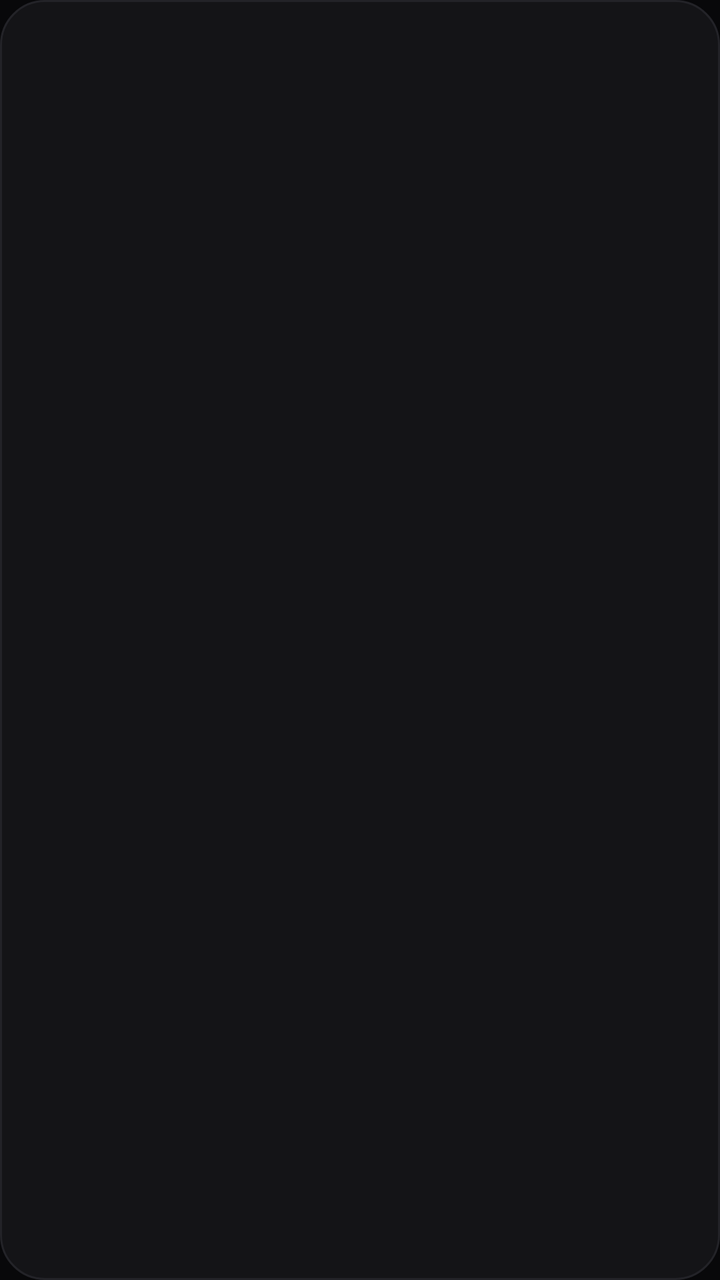
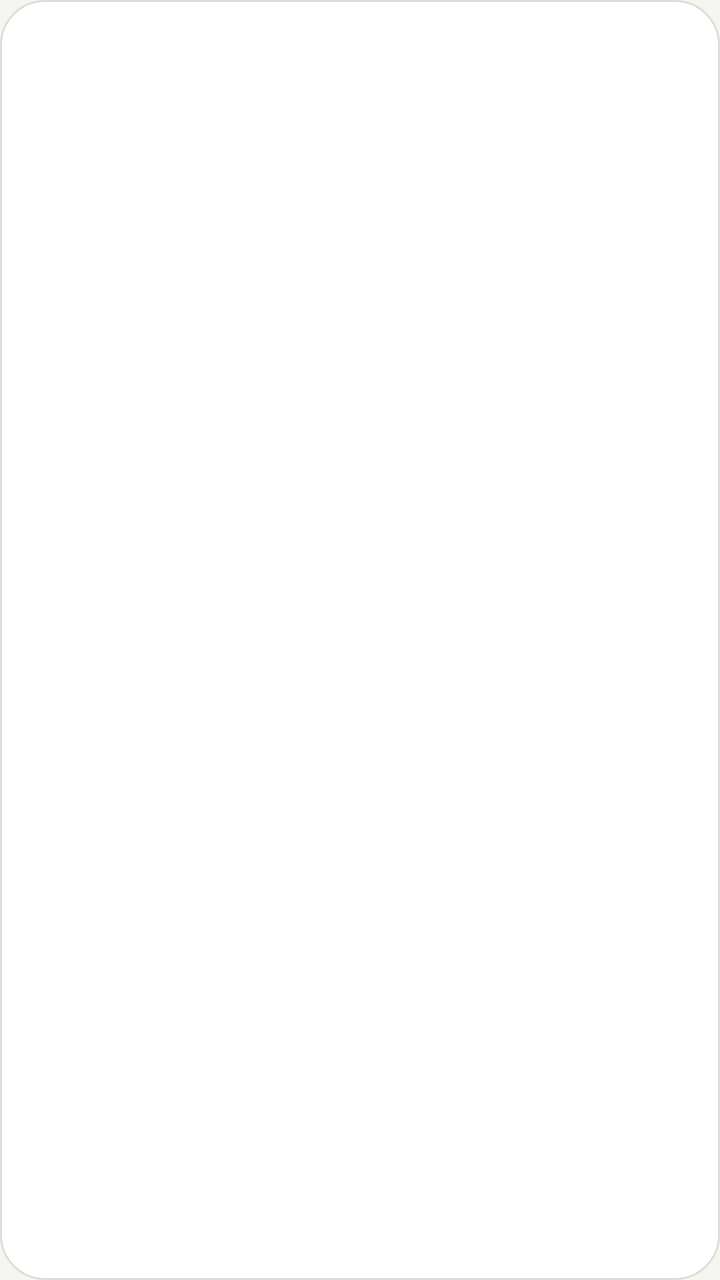

An Android layout rendered at two revisions. The XML below is the earlier revision; the diff shows what the commit changed to produce the second picture.
<!-- AndroidManifest.xml: application theme Theme.MemoCtrl -->
<!-- res/layout/widget_memo_item.xml -->
<?xml version="1.0" encoding="utf-8"?>
<LinearLayout xmlns:android="http://schemas.android.com/apk/res/android"
    android:id="@+id/item_root"
    android:layout_width="match_parent"
    android:layout_height="wrap_content"
    android:background="@drawable/widget_card"
    android:orientation="vertical"
    android:padding="12dp">

    <LinearLayout
        android:layout_width="match_parent"
        android:layout_height="wrap_content"
        android:gravity="center_vertical"
        android:orientation="horizontal">

        <TextView
            android:id="@+id/item_date"
            android:layout_width="wrap_content"
            android:layout_height="wrap_content"
            android:textColor="#FFA3A3AB"
            android:textSize="12sp" />

        <ImageView
            android:id="@+id/item_pin"
            android:layout_width="14dp"
            android:layout_height="14dp"
            android:layout_marginStart="6dp"
            android:contentDescription="@string/pinned"
            android:src="@drawable/ic_widget_pin"
            android:visibility="gone" />
    </LinearLayout>

    <TextView
        android:id="@+id/item_content"
        android:layout_width="match_parent"
        android:layout_height="wrap_content"
        android:layout_marginTop="6dp"
        android:ellipsize="end"
        android:maxLines="4"
        android:textColor="#FFF4F4F2"
        android:textSize="14sp" />
</LinearLayout>
<!-- resources referenced by this layout -->
<resources>
  <!-- drawable ic_widget_pin (drawable) -->
  <?xml version="1.0" encoding="utf-8"?>
  <vector xmlns:android="http://schemas.android.com/apk/res/android"
      android:width="24dp"
      android:height="24dp"
      android:viewportWidth="24"
      android:viewportHeight="24">
      <path
          android:fillColor="#FFB48CFF"
          android:pathData="M16,9V4H17C17.55,4 18,3.55 18,3C18,2.45 17.55,2 17,2H7C6.45,2 6,2.45 6,3C6,3.55 6.45,4 7,4H8V9C8,10.66 6.66,12 5,12V14H10.97V21L11.97,22L12.97,21V14H19V12C17.34,12 16,10.66 16,9Z" />
  </vector>
  <!-- drawable widget_card (drawable) -->
  <?xml version="1.0" encoding="utf-8"?>
  <shape xmlns:android="http://schemas.android.com/apk/res/android" android:shape="rectangle">
      <solid android:color="#FF141417" />
      <corners android:radius="22dp" />
      <stroke android:width="1dp" android:color="#FF232328" />
  </shape>
  <string name="pinned">Pinned</string>
  <style name="Theme.MemoCtrl" parent="android:Theme.Material.NoActionBar">
          <item name="android:windowBackground">@color/window_bg</item>
          <item name="android:statusBarColor">@android:color/transparent</item>
          <item name="android:navigationBarColor">@android:color/transparent</item>
          <item name="android:windowLightStatusBar">false</item>
          <item name="android:windowLightNavigationBar">false</item>
          <item name="android:colorAccent">#FFB48CFF</item>
      </style>
  <color name="window_bg">#FF08080A</color>
</resources>

<!-- the commit's change to res/layout/widget_memo_item.xml (unified diff, before → after) -->
@@ -17,7 +17,7 @@
             android:id="@+id/item_date"
             android:layout_width="wrap_content"
             android:layout_height="wrap_content"
-            android:textColor="#FFA3A3AB"
+            android:textColor="@color/ctrl_muted"
             android:textSize="12sp" />
 
         <ImageView
@@ -37,6 +37,6 @@
         android:layout_marginTop="6dp"
         android:ellipsize="end"
         android:maxLines="4"
-        android:textColor="#FFF4F4F2"
+        android:textColor="@color/ctrl_text"
         android:textSize="14sp" />
 </LinearLayout>
<!-- resource entries referenced after the edit -->
@@ -1,5 +1,7 @@
 <!-- resources referenced by this layout -->
 <resources>
+  <color name="ctrl_muted">#FF5C5C64</color>
+  <color name="ctrl_text">#FF0B0B0D</color>
   <!-- drawable ic_widget_pin (drawable) -->
   <?xml version="1.0" encoding="utf-8"?>
   <vector xmlns:android="http://schemas.android.com/apk/res/android"
@@ -8,25 +10,28 @@
       android:viewportWidth="24"
       android:viewportHeight="24">
       <path
-          android:fillColor="#FFB48CFF"
+          android:fillColor="@color/ctrl_accent_text"
           android:pathData="M16,9V4H17C17.55,4 18,3.55 18,3C18,2.45 17.55,2 17,2H7C6.45,2 6,2.45 6,3C6,3.55 6.45,4 7,4H8V9C8,10.66 6.66,12 5,12V14H10.97V21L11.97,22L12.97,21V14H19V12C17.34,12 16,10.66 16,9Z" />
   </vector>
   <!-- drawable widget_card (drawable) -->
   <?xml version="1.0" encoding="utf-8"?>
   <shape xmlns:android="http://schemas.android.com/apk/res/android" android:shape="rectangle">
-      <solid android:color="#FF141417" />
+      <solid android:color="@color/ctrl_surface" />
       <corners android:radius="22dp" />
-      <stroke android:width="1dp" android:color="#FF232328" />
+      <stroke android:width="1dp" android:color="@color/ctrl_outline" />
   </shape>
   <string name="pinned">Pinned</string>
-  <style name="Theme.MemoCtrl" parent="android:Theme.Material.NoActionBar">
+  <style name="Theme.MemoCtrl" parent="android:Theme.Material.Light.NoActionBar">
           <item name="android:windowBackground">@color/window_bg</item>
           <item name="android:statusBarColor">@android:color/transparent</item>
           <item name="android:navigationBarColor">@android:color/transparent</item>
-          <item name="android:windowLightStatusBar">false</item>
-          <item name="android:windowLightNavigationBar">false</item>
-          <item name="android:colorAccent">#FFB48CFF</item>
+          <item name="android:windowLightStatusBar">true</item>
+          <item name="android:windowLightNavigationBar">true</item>
+          <item name="android:colorAccent">@color/ctrl_accent_text</item>
       </style>
-  <color name="window_bg">#FF08080A</color>
+  <color name="ctrl_accent_text">#FF6A3BDB</color>
+  <color name="ctrl_surface">#FFFFFFFF</color>
+  <color name="ctrl_outline">#FFDEDED7</color>
+  <color name="window_bg">#FFF5F5F1</color>
 </resources>
 
